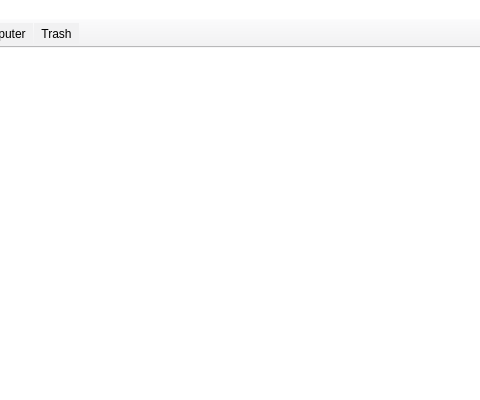
Before: the Qt Designer form Hopur21Verkefni/MyComputerScienceList/ui/mainwindow.ui in Hopur21/Hopur21, drawn with Qt 5; both pictures show x 320 to 800 and y 0 to 400 of the 800 by 400 pixel window.
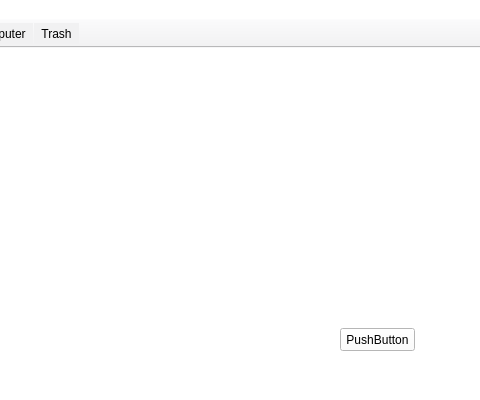
After: the same form once the commit is applied. Icons and pictures are not drawn.

What changed in the file:
```diff
--- a/Hopur21Verkefni/MyComputerScienceList/ui/mainwindow.ui
+++ b/Hopur21Verkefni/MyComputerScienceList/ui/mainwindow.ui
@@ -62,6 +62,19 @@
      <bool>true</bool>
     </property>
    </widget>
+   <widget class="QPushButton" name="tempButton">
+    <property name="geometry">
+     <rect>
+      <x>660</x>
+      <y>280</y>
+      <width>75</width>
+      <height>23</height>
+     </rect>
+    </property>
+    <property name="text">
+     <string>PushButton</string>
+    </property>
+   </widget>
   </widget>
   <widget class="QMenuBar" name="menuBar">
    <property name="geometry">
```
